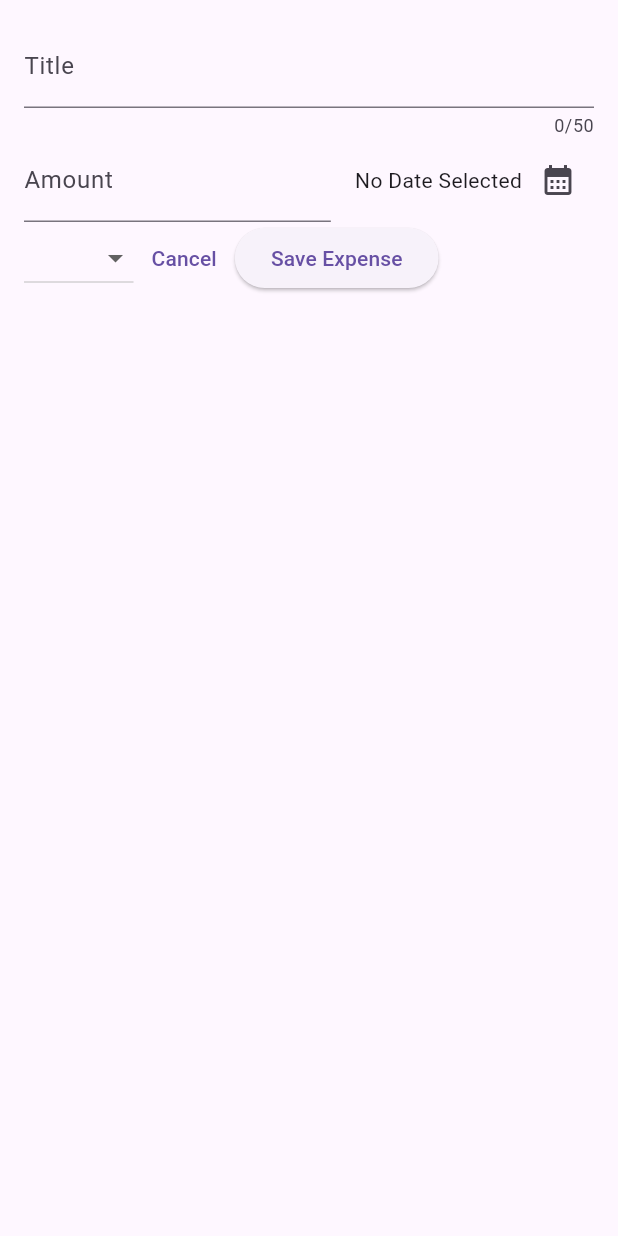
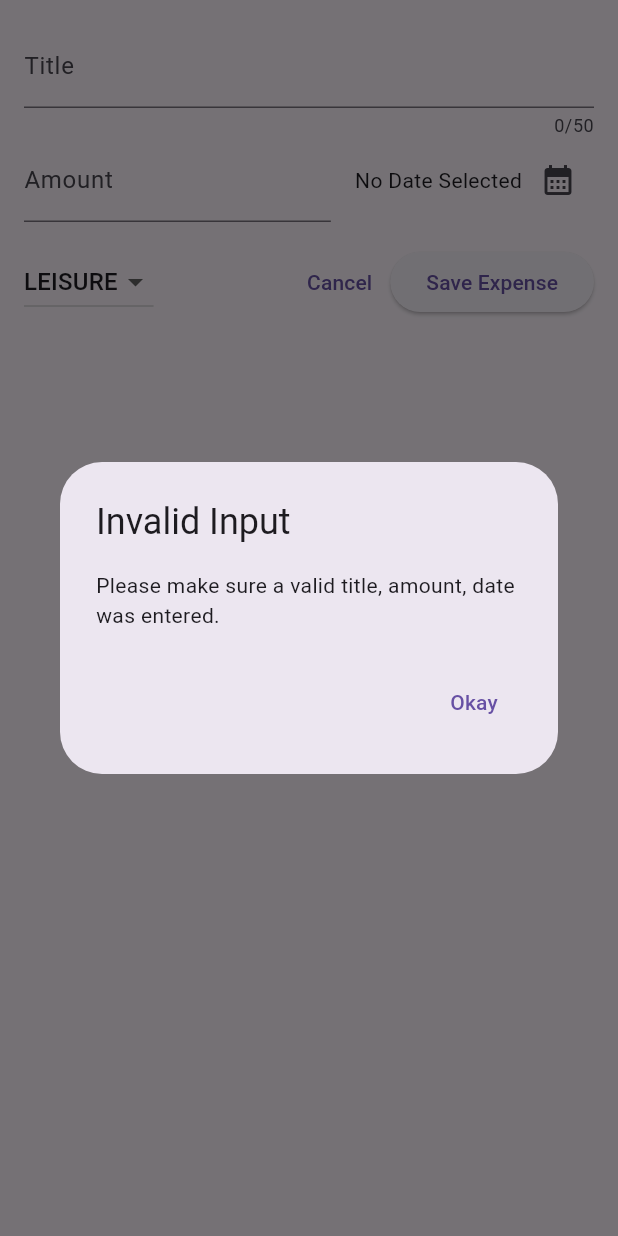
Before and after one commit to Saimur88/expense_trackerApp, a Flutter app: the NewExpense widget shown alone on an empty page, opened directly, after a tap on "Save Expense", on a phone screen of 412 x 824 dp. Run offline on Flutter 3.47's test engine with Material 3 defaults, Android fonts, the phone set to English and light mode, and no system bars.

Commit message:
Added a error dialog for invalid input

```diff
--- a/lib/widgets/new_expense.dart
+++ b/lib/widgets/new_expense.dart
@@ -13,6 +13,7 @@ class _NewExpenseState extends State<NewExpense> {
   final _titleController = TextEditingController();
   final _amountController =  TextEditingController();
   DateTime? _selectedDate;
+  Category _selectedCategory = Category.leisure;
 
   @override
   void disposeTitle() {
@@ -38,6 +39,28 @@ class _NewExpenseState extends State<NewExpense> {
     setState(() {
       _selectedDate = pickedDate;
     });
+  }
+
+  void _submitExpenseData(){
+  final enteredAmount = double.tryParse(_amountController.text);
+  final amountIsInvalid = enteredAmount == null || enteredAmount <= 0;
+    if(_titleController.text.trim().isEmpty || amountIsInvalid || _selectedDate == null){
+      showDialog(
+          context: context,
+          builder: (ctx) => AlertDialog(
+            title: Text('Invalid Input'),
+            content: const Text('Please make sure a valid title, amount, date was entered.'),
+            actions: [
+              TextButton(
+                  onPressed: (){
+                    Navigator.pop(ctx);
+                  },
+                  child:const Text('Okay'))
+            ],
+          ),);
+      return;
+
+    }
   }
 
 
@@ -79,34 +102,39 @@ class _NewExpenseState extends State<NewExpense> {
             )
           ],
         ),
+        const SizedBox(height: 16,),
         Row(
           children: [
             DropdownButton(
+              value: _selectedCategory,
                 items: Category.values
                     .map(
                     (category) => DropdownMenuItem(
                       value: category,
                       child: Text(
-                        category.name.toString(),
+                        category.name.toUpperCase(),
                       ),
                     ),
                     ).toList(),
 
                 onChanged: (value){
-                  print(value);
+                  if(value == null){
+                    return;
+                  }
+                 setState(() {
+                   _selectedCategory = value;
+                 });
 
                 }
                 ),
+           const Spacer(),
            TextButton(
                onPressed: (){
                  Navigator.pop(context);
                },
                child: Text('Cancel')),
             ElevatedButton(
-                onPressed: (){
-                  print(_titleController.text);
-                  print(_amountController.text);
-                },
+                onPressed: _submitExpenseData,
                 child: Text("Save Expense"))
           ],
         )
```
